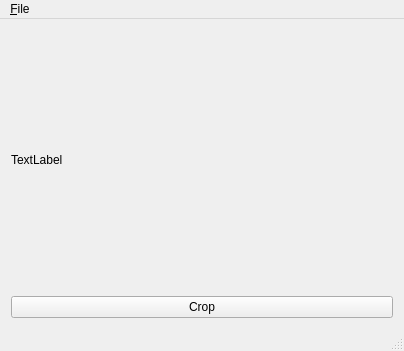
Old version of the form mainwindow.ui in the repository aciliketcap/cropper.
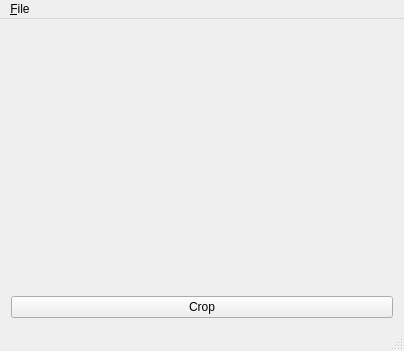
New version of the form.

Commit message: Disable crop button and clear crop label initially.

```diff
--- a/mainwindow.ui
+++ b/mainwindow.ui
@@ -25,7 +25,7 @@
         <item>
          <widget class="QLabel" name="lblCroppedImg">
           <property name="text">
-           <string>TextLabel</string>
+           <string/>
           </property>
          </widget>
         </item>
```
The commit also changes 1 other file.
